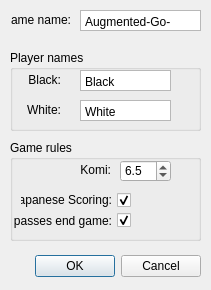
The window that Go_GUI/NewGameDialog.ui (augmented-go/augmented-go) describes before a commit, drawn with Qt 5.
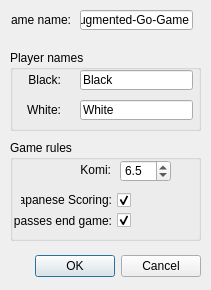
The same window after the commit.

Commit message: had to override QDialog for results of NewGameDialog

```diff
--- a/Go_GUI/NewGameDialog.ui
+++ b/Go_GUI/NewGameDialog.ui
@@ -67,26 +67,7 @@
     </item>
    </layout>
   </widget>
-  <widget class="QPlainTextEdit" name="plainTextEdit">
-   <property name="geometry">
-    <rect>
-     <x>80</x>
-     <y>10</y>
-     <width>121</width>
-     <height>21</height>
-    </rect>
-   </property>
-   <property name="verticalScrollBarPolicy">
-    <enum>Qt::ScrollBarAlwaysOff</enum>
-   </property>
-   <property name="horizontalScrollBarPolicy">
-    <enum>Qt::ScrollBarAlwaysOff</enum>
-   </property>
-   <property name="plainText">
-    <string>Augmented-Go-Game</string>
-   </property>
-  </widget>
-  <widget class="QLabel" name="label_3">
+  <widget class="QLabel" name="gamename_label">
    <property name="geometry">
     <rect>
      <x>10</x>
@@ -114,45 +95,7 @@
    <property name="title">
     <string>Player names</string>
    </property>
-   <widget class="QPlainTextEdit" name="whiteplayername_textedit">
-    <property name="geometry">
-     <rect>
-      <x>70</x>
-      <y>50</y>
-      <width>91</width>
-      <height>21</height>
-     </rect>
-    </property>
-    <property name="verticalScrollBarPolicy">
-     <enum>Qt::ScrollBarAlwaysOff</enum>
-    </property>
-    <property name="horizontalScrollBarPolicy">
-     <enum>Qt::ScrollBarAlwaysOff</enum>
-    </property>
-    <property name="plainText">
-     <string>White</string>
-    </property>
-   </widget>
-   <widget class="QPlainTextEdit" name="blackplayername_textedit">
-    <property name="geometry">
-     <rect>
-      <x>70</x>
-      <y>20</y>
-      <width>91</width>
-      <height>21</height>
-     </rect>
-    </property>
-    <property name="verticalScrollBarPolicy">
-     <enum>Qt::ScrollBarAlwaysOff</enum>
-    </property>
-    <property name="horizontalScrollBarPolicy">
-     <enum>Qt::ScrollBarAlwaysOff</enum>
-    </property>
-    <property name="plainText">
-     <string>Black</string>
-    </property>
-   </widget>
-   <widget class="QLabel" name="label">
+   <widget class="QLabel" name="blackplayer_label">
     <property name="geometry">
      <rect>
       <x>10</x>
@@ -184,6 +127,32 @@
      <set>Qt::AlignRight|Qt::AlignTrailing|Qt::AlignVCenter</set>
     </property>
    </widget>
+   <widget class="QLineEdit" name="blackplayername_lineEdit">
+    <property name="geometry">
+     <rect>
+      <x>70</x>
+      <y>20</y>
+      <width>113</width>
+      <height>20</height>
+     </rect>
+    </property>
+    <property name="text">
+     <string>Black</string>
+    </property>
+   </widget>
+   <widget class="QLineEdit" name="whiteplayername_lineEdit">
+    <property name="geometry">
+     <rect>
+      <x>70</x>
+      <y>50</y>
+      <width>113</width>
+      <height>20</height>
+     </rect>
+    </property>
+    <property name="text">
+     <string>White</string>
+    </property>
+   </widget>
   </widget>
   <widget class="QGroupBox" name="groupBox_2">
    <property name="geometry">
@@ -271,6 +240,28 @@
     </property>
    </widget>
   </widget>
+  <widget class="QLineEdit" name="gamename_lineEdit">
+   <property name="geometry">
+    <rect>
+     <x>80</x>
+     <y>10</y>
+     <width>113</width>
+     <height>20</height>
+    </rect>
+   </property>
+   <property name="text">
+    <string>Augmented-Go-Game</string>
+   </property>
+   <property name="maxLength">
+    <number>20</number>
+   </property>
+   <property name="cursorPosition">
+    <number>17</number>
+   </property>
+   <property name="placeholderText">
+    <string>Augmented-Go-Game</string>
+   </property>
+  </widget>
  </widget>
  <resources/>
  <connections>
```
Left out of the diff: 19 changed lines with no effect on the pictures. The commit also changes 4 other files.
